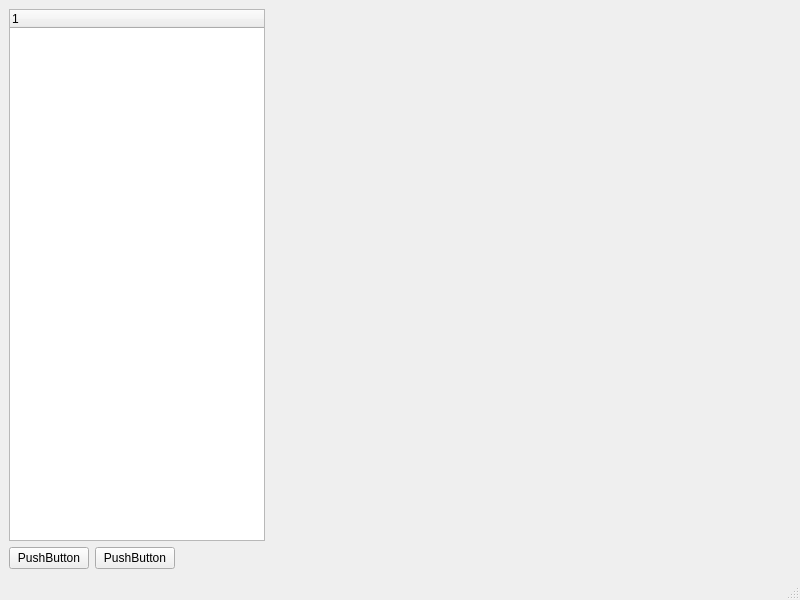
The window that Worksheet6/QT_Wrksht6/mainwindow.ui (EEYSA19/2024_20541521) describes before a commit, drawn with Qt 5.
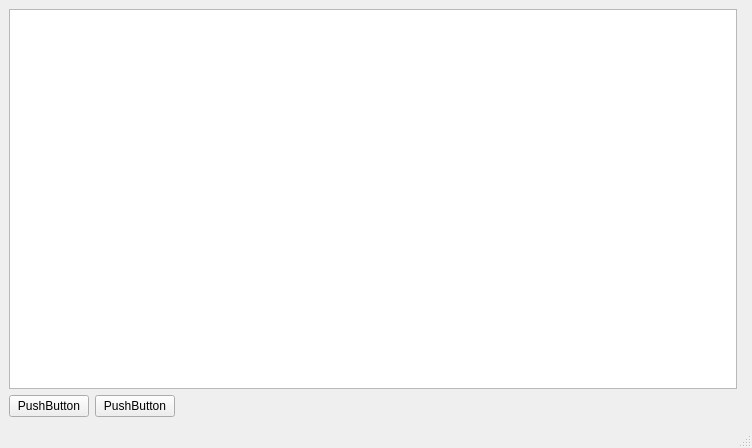
The same window after the commit.

Diff of the .ui file:
```diff
--- a/Worksheet6/QT_Wrksht6/mainwindow.ui
+++ b/Worksheet6/QT_Wrksht6/mainwindow.ui
@@ -6,8 +6,8 @@
    <rect>
     <x>0</x>
     <y>0</y>
-    <width>800</width>
-    <height>600</height>
+    <width>752</width>
+    <height>448</height>
    </rect>
   </property>
   <property name="windowTitle">
@@ -18,29 +18,10 @@
     <item>
      <layout class="QHBoxLayout" name="horizontalLayout">
       <item>
-       <widget class="QTreeWidget" name="treeWidget">
-        <property name="sizePolicy">
-         <sizepolicy hsizetype="Fixed" vsizetype="Expanding">
-          <horstretch>0</horstretch>
-          <verstretch>0</verstretch>
-         </sizepolicy>
-        </property>
-        <column>
-         <property name="text">
-          <string notr="true">1</string>
-         </property>
-        </column>
-       </widget>
+       <widget class="QTreeView" name="treeView"/>
       </item>
       <item>
-       <widget class="QWidget" name="widget" native="true">
-        <property name="sizePolicy">
-         <sizepolicy hsizetype="Expanding" vsizetype="Expanding">
-          <horstretch>0</horstretch>
-          <verstretch>0</verstretch>
-         </sizepolicy>
-        </property>
-       </widget>
+       <widget class="QWidget" name="widget" native="true"/>
       </item>
      </layout>
     </item>
```
Left out of the diff: 2 changed lines with no effect on the pictures.
